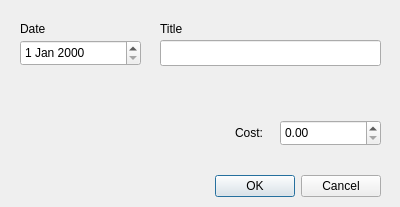
The window that Dialog/IncomeDialog.ui (wslowinski/QtFinance) describes before a commit, drawn with Qt 5.
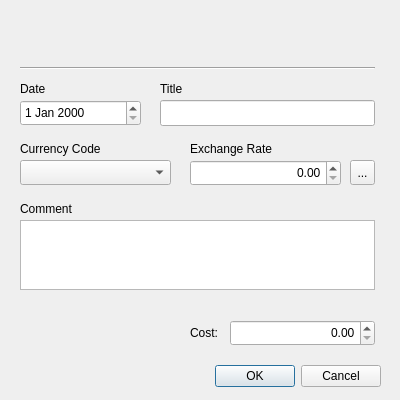
The same window after the commit. Icons and pictures are not drawn.

Commit message: Update Incomes Model

The edit to the form file:
```diff
--- a/Dialog/IncomeDialog.ui
+++ b/Dialog/IncomeDialog.ui
@@ -7,7 +7,7 @@
     <x>0</x>
     <y>0</y>
     <width>400</width>
-    <height>207</height>
+    <height>400</height>
    </rect>
   </property>
   <property name="windowTitle">
@@ -20,7 +20,7 @@
    <property name="geometry">
     <rect>
      <x>40</x>
-     <y>170</y>
+     <y>360</y>
      <width>341</width>
      <height>32</height>
     </rect>
@@ -36,7 +36,7 @@
    <property name="geometry">
     <rect>
      <x>20</x>
-     <y>40</y>
+     <y>100</y>
      <width>121</width>
      <height>26</height>
     </rect>
@@ -46,8 +46,8 @@
    <property name="geometry">
     <rect>
      <x>160</x>
-     <y>40</y>
-     <width>221</width>
+     <y>100</y>
+     <width>215</width>
      <height>26</height>
     </rect>
    </property>
@@ -55,12 +55,15 @@
   <widget class="QDoubleSpinBox" name="dsbIncome">
    <property name="geometry">
     <rect>
-     <x>280</x>
-     <y>120</y>
-     <width>101</width>
+     <x>230</x>
+     <y>320</y>
+     <width>145</width>
      <height>26</height>
     </rect>
    </property>
+   <property name="alignment">
+    <set>Qt::AlignRight|Qt::AlignTrailing|Qt::AlignVCenter</set>
+   </property>
    <property name="maximum">
     <double>9999999999999999455752309870428160.000000000000000</double>
    </property>
@@ -69,7 +72,7 @@
    <property name="geometry">
     <rect>
      <x>20</x>
-     <y>20</y>
+     <y>80</y>
      <width>67</width>
      <height>17</height>
     </rect>
@@ -82,7 +85,7 @@
    <property name="geometry">
     <rect>
      <x>160</x>
-     <y>20</y>
+     <y>80</y>
      <width>67</width>
      <height>17</height>
     </rect>
@@ -94,8 +97,8 @@
   <widget class="QLabel" name="lblCost">
    <property name="geometry">
     <rect>
-     <x>235</x>
-     <y>120</y>
+     <x>190</x>
+     <y>320</y>
      <width>41</width>
      <height>26</height>
     </rect>
@@ -104,6 +107,138 @@
     <string>Cost: </string>
    </property>
   </widget>
+  <widget class="QLabel" name="lblExchangeRate">
+   <property name="geometry">
+    <rect>
+     <x>190</x>
+     <y>140</y>
+     <width>131</width>
+     <height>17</height>
+    </rect>
+   </property>
+   <property name="text">
+    <string>Exchange Rate</string>
+   </property>
+  </widget>
+  <widget class="QLabel" name="lblComment">
+   <property name="geometry">
+    <rect>
+     <x>20</x>
+     <y>200</y>
+     <width>131</width>
+     <height>17</height>
+    </rect>
+   </property>
+   <property name="text">
+    <string>Comment</string>
+   </property>
+  </widget>
+  <widget class="QComboBox" name="cbbCurrencyCode">
+   <property name="geometry">
+    <rect>
+     <x>20</x>
+     <y>160</y>
+     <width>151</width>
+     <height>25</height>
+    </rect>
+   </property>
+   <property name="font">
+    <font>
+     <bold>false</bold>
+    </font>
+   </property>
+   <property name="currentIndex">
+    <number>-1</number>
+   </property>
+  </widget>
+  <widget class="QToolButton" name="btnDownloadExchangeRate">
+   <property name="geometry">
+    <rect>
+     <x>350</x>
+     <y>160</y>
+     <width>25</width>
+     <height>25</height>
+    </rect>
+   </property>
+   <property name="text">
+    <string>...</string>
+   </property>
+   <property name="icon">
+    <iconset theme="emblem-downloads">
+     <normaloff>.</normaloff>.</iconset>
+   </property>
+   <property name="iconSize">
+    <size>
+     <width>25</width>
+     <height>25</height>
+    </size>
+   </property>
+  </widget>
+  <widget class="QLabel" name="lblCurrencyCode">
+   <property name="geometry">
+    <rect>
+     <x>20</x>
+     <y>140</y>
+     <width>131</width>
+     <height>17</height>
+    </rect>
+   </property>
+   <property name="text">
+    <string>Currency Code</string>
+   </property>
+  </widget>
+  <widget class="QDoubleSpinBox" name="dsbExchangeRate">
+   <property name="geometry">
+    <rect>
+     <x>190</x>
+     <y>160</y>
+     <width>151</width>
+     <height>26</height>
+    </rect>
+   </property>
+   <property name="alignment">
+    <set>Qt::AlignRight|Qt::AlignTrailing|Qt::AlignVCenter</set>
+   </property>
+  </widget>
+  <widget class="QPlainTextEdit" name="edtComment">
+   <property name="geometry">
+    <rect>
+     <x>20</x>
+     <y>220</y>
+     <width>355</width>
+     <height>70</height>
+    </rect>
+   </property>
+  </widget>
+  <widget class="Line" name="line">
+   <property name="geometry">
+    <rect>
+     <x>20</x>
+     <y>60</y>
+     <width>355</width>
+     <height>16</height>
+    </rect>
+   </property>
+   <property name="orientation">
+    <enum>Qt::Horizontal</enum>
+   </property>
+  </widget>
+  <widget class="QLabel" name="imgIncome">
+   <property name="geometry">
+    <rect>
+     <x>165</x>
+     <y>0</y>
+     <width>70</width>
+     <height>60</height>
+    </rect>
+   </property>
+   <property name="text">
+    <string/>
+   </property>
+   <property name="scaledContents">
+    <bool>false</bool>
+   </property>
+  </widget>
  </widget>
  <resources/>
  <connections>
```
The commit also changes 13 other files.
